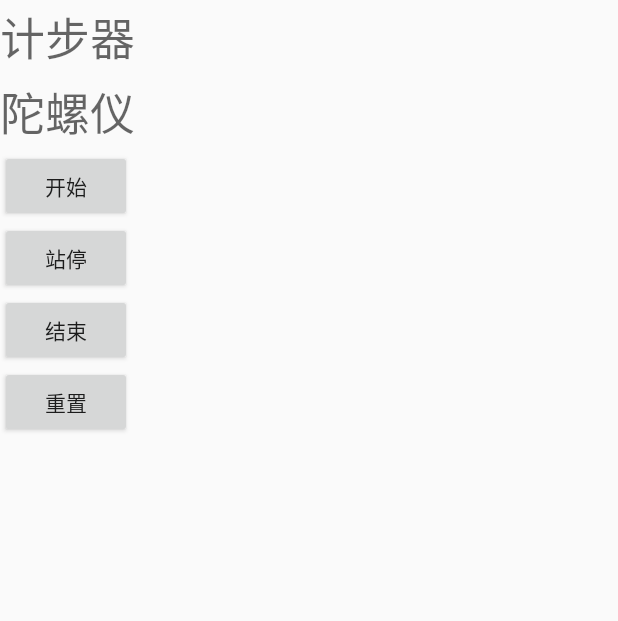
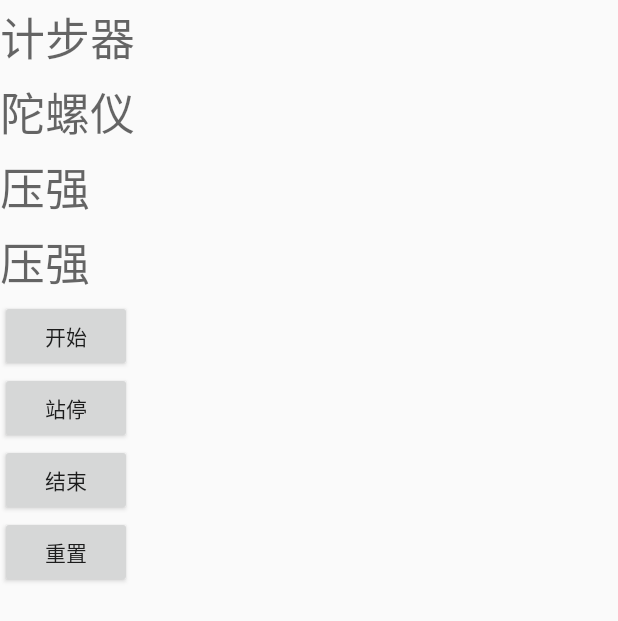
Before and after one commit to shizhongyu/sporttacker, an Android app: the screen it shows after launch (MainActivity), after a tap on "开始", on a phone screen of 412 x 824 dp. Shown: the top 621 px of the screen. Run offline under Robolectric (Android 15) with nearby library versions, the phone set to English and light mode, and no system bars; 2 statements that could not run were skipped.

Commit message:
android sporttracker

```diff
--- a/app/src/main/AndroidManifest.xml
+++ b/app/src/main/AndroidManifest.xml
@@ -2,6 +2,8 @@
 <manifest xmlns:android="http://schemas.android.com/apk/res/android"
     package="com.example.zhongyu.myapplication" >
 
+
+    <uses-permission android:name="android.permission.ACCESS_FINE_LOCATION"/>
     <application
         android:allowBackup="true"
         android:icon="@mipmap/ic_launcher"
--- a/app/src/main/java/com/example/zhongyu/myapplication/MainActivity.java
+++ b/app/src/main/java/com/example/zhongyu/myapplication/MainActivity.java
@@ -1,6 +1,8 @@
 package com.example.zhongyu.myapplication;
 
 import android.content.DialogInterface;
+import android.hardware.Sensor;
+import android.hardware.SensorManager;
 import android.os.Bundle;
 import android.os.Handler;
 import android.os.Message;
@@ -12,15 +14,20 @@ import android.widget.EditText;
 import android.widget.TextView;
 
 import com.tulipsport.android.common.logger.Log;
+import com.tulipsport.android.sporttracker.HeightListener;
+import com.tulipsport.android.sporttracker.HeightSensorManager;
 import com.tulipsport.android.sporttracker.StepListener;
 import com.tulipsport.android.sporttracker.StepSensorManager;
 
 
 public class MainActivity extends AppCompatActivity implements View.OnClickListener {
-
+    private static final String TAG = "MainActivity";
 
     private TextView testData;
     private TextView gyroscope;
+    private TextView tvPressure;
+    private TextView tvAltide;
+    private Sensor sensor = null;
 
     private Button startButton,
             suspendButton,
@@ -32,9 +39,13 @@ public class MainActivity extends AppCompatActivity implements View.OnClickListe
 
     private static final int CHANGE = 0X001;
     private static final int CHANGE2 = 0X002;
+    private static final int HEIGHT = 0X003;
+
 
     StepSensorManager stepDetectorSensorManager;
     StepSensorManager mockStepSensorManager;
+    HeightSensorManager heightDectorSensorManager;
+    private SensorManager mSensorManager = null;
 
     SdCardLogNode sdCardLogNode;
 
@@ -48,6 +59,9 @@ public class MainActivity extends AppCompatActivity implements View.OnClickListe
                     break;
                 case CHANGE2:
                     gyroscope.setText("" + msg.arg1);
+                    break;
+                case HEIGHT:
+                    tvPressure.setText(String.valueOf(msg.arg1));
                     break;
             }
         }
@@ -71,6 +85,7 @@ public class MainActivity extends AppCompatActivity implements View.OnClickListe
     private void senSor() {
         stepDetectorSensorManager = new StepSensorManager(MainActivity.this, StepSensorManager.STEP_DETECTOR_MODE_SYSTEM);
         mockStepSensorManager = new StepSensorManager(MainActivity.this, StepSensorManager.STEP_DETECTOR_MODE_MOCK);
+        heightDectorSensorManager = new HeightSensorManager(MainActivity.this, HeightSensorManager.HEIGHT_DETECTOR_MODE_SYSTEM);
 
         stepDetectorSensorManager.addStepListener(new StepListener() {
             @Override
@@ -93,11 +108,24 @@ public class MainActivity extends AppCompatActivity implements View.OnClickListe
                 handler.sendMessage(msg);
             }
         });
+
+
+        heightDectorSensorManager.addHeightListener(new HeightListener() {
+            @Override
+            public void onHeight(int height) {
+                Message msg = new Message();
+                msg.what = HEIGHT;
+                msg.arg1 = height;
+                handler.sendMessage(msg);
+            }
+        });
     }
 
     private void init() {
         gyroscope = (TextView) findViewById(R.id.gyroscope);
         testData = (TextView) findViewById(R.id.pedometer);
+        tvPressure = (TextView) findViewById(R.id.pressure);
+        tvAltide = (TextView) findViewById(R.id.atiuade);
         startButton = (Button) findViewById(R.id.start);
         suspendButton = (Button) findViewById(R.id.suspend);
         resetButton = (Button) findViewById(R.id.reset);
@@ -117,18 +145,22 @@ public class MainActivity extends AppCompatActivity implements View.OnClickListe
             case R.id.start:
                 stepDetectorSensorManager.start();
                 mockStepSensorManager.start();
+                heightDectorSensorManager.start();
                 sdCardLogNode.start();
                 break;
             case R.id.suspend:
                 stepDetectorSensorManager.stop();
                 mockStepSensorManager.stop();
+                heightDectorSensorManager.stop();
                 sdCardLogNode.stop();
                 break;
             case R.id.finish:
                 stepDetectorSensorManager.stop();
                 mockStepSensorManager.stop();
+                heightDectorSensorManager.stop();
                 stepDetectorSensorManager.reset();
                 mockStepSensorManager.reset();
+                heightDectorSensorManager.reset();
                 sdCardLogNode.stop();
 
                 final EditText editText = new EditText(this);
@@ -156,14 +188,18 @@ public class MainActivity extends AppCompatActivity implements View.OnClickListe
                 count = 0;
                 count2 = 0;
 
+
                 stepDetectorSensorManager.reset();
                 mockStepSensorManager.reset();
-
+                heightDectorSensorManager.reset();
                 testData.setText("0");
                 gyroscope.setText("0");
+                tvPressure.setText("0");
                 break;
             default:
                 break;
         }
     }
+
+
 }
--- a/app/src/main/res/layout/activity_main.xml
+++ b/app/src/main/res/layout/activity_main.xml
@@ -24,10 +24,6 @@
 
     <include layout="@layout/content_main"/>
 
-
-
-
-
     <android.support.design.widget.FloatingActionButton
         android:id="@+id/fab"
         android:layout_width="wrap_content"
--- a/app/src/main/res/layout/activity_test.xml
+++ b/app/src/main/res/layout/activity_test.xml
@@ -19,6 +19,22 @@
         android:hint = "陀螺仪"
         android:layout_width="match_parent"
         android:layout_height="50dp"/>
+
+    <TextView
+        android:id="@+id/pressure"
+        android:gravity="center_vertical"
+        android:textSize="30sp"
+        android:hint="压强"
+        android:layout_width="wrap_content"
+        android:layout_height="50dp" />
+
+    <TextView
+        android:id="@+id/atiuade"
+        android:gravity="center_vertical"
+        android:textSize="30sp"
+        android:hint="压强"
+        android:layout_width="wrap_content"
+        android:layout_height="50dp" />
 
     <Button
         android:id="@+id/start"
--- a/sporttracker/build.gradle
+++ b/sporttracker/build.gradle
@@ -18,7 +18,7 @@ model {
     android.ndk {
         moduleName = "sport-tracker"
         stl = "stlport_static"
-        abiFilters.add("armeabi")
+        //abiFilters.add("armeabi")
         ldLibs.addAll(["log"])
     }
 
--- /dev/null
+++ b/sporttracker/src/main/java/com/tulipsport/android/sporttracker/HeightListener.java
@@ -0,0 +1,9 @@
+package com.tulipsport.android.sporttracker;
+
+/**
+ * Created by zhongyu on 1/27/2016.
+ */
+public interface HeightListener {
+
+    void onHeight(int height);
+}
--- /dev/null
+++ b/sporttracker/src/main/java/com/tulipsport/android/sporttracker/HeightSensorManager.java
@@ -0,0 +1,82 @@
+package com.tulipsport.android.sporttracker;
+
+import android.content.Context;
+
+import java.util.ArrayList;
+import java.util.Arrays;
+import java.util.List;
+
+/**
+ * Created by zhongyu on 1/27/2016.
+ */
+public class HeightSensorManager implements HeightListener, IHeightDetector {
+
+    public static final int HEIGHT_DETECTOR_MODE_SYSTEM = 1;
+    public static final int HEIGHT_DETECTOR_MODE_GPS = 1 << 1;
+    public static final int HEIGHT_DETECTOR_MODE_AUTO = HEIGHT_DETECTOR_MODE_GPS | HEIGHT_DETECTOR_MODE_SYSTEM;
+
+    private static final String TAG = "HeightSensorManager";
+    IHeightDetector heightDetector;
+    private List<HeightListener> heightListeners = new ArrayList<>();
+
+    public HeightSensorManager(Context context) {
+        this(context, HEIGHT_DETECTOR_MODE_AUTO);
+    }
+
+    public HeightSensorManager(Context context, int mode) {
+        int supportMode = HEIGHT_DETECTOR_MODE_GPS;
+
+        supportMode |= HEIGHT_DETECTOR_MODE_SYSTEM;
+
+        if ((supportMode & mode) == 0) {
+            mode = HEIGHT_DETECTOR_MODE_GPS;
+        }
+
+        switch (mode) {
+            case HEIGHT_DETECTOR_MODE_SYSTEM:
+                heightDetector = new SystemHeightDetector(context, this);
+                break;
+            case HEIGHT_DETECTOR_MODE_GPS:
+                heightDetector = new GpsHeightDetector(context, this);
+                break;
+            default:
+                break;
+        }
+    }
+
+    @Override
+    public void onHeight(int height) {
+        if(heightListeners != null) {
+            int count = heightListeners.size();
+            for (int i = 0; i < count; i++) {
+                heightListeners.get(i).onHeight(height);
+            }
+        }
+     }
+
+    @Override
+    public void start() {
+        heightDetector.start();
+    }
+
+    @Override
+    public void reset() {
+        heightDetector.reset();
+    }
+
+    @Override
+    public void stop() {
+        heightDetector.stop();
+    }
+
+    @Override
+    public int getHeight() {
+        return heightDetector.getHeight();
+    }
+
+    public void addHeightListener(HeightListener... heightListeners) {
+        this.heightListeners.addAll(Arrays.asList(heightListeners));
+    }
+
+
+}
--- /dev/null
+++ b/sporttracker/src/main/java/com/tulipsport/android/sporttracker/IHeightDetector.java
@@ -0,0 +1,15 @@
+package com.tulipsport.android.sporttracker;
+
+/**
+ * Created by zhongyu on 1/27/2016.
+ */
+public interface IHeightDetector {
+
+    void start();
+
+    void reset();
+
+    void stop();
+
+    int getHeight();
+}
--- a/sporttracker/src/main/java/com/tulipsport/android/sporttracker/MockStepDetector.java
+++ b/sporttracker/src/main/java/com/tulipsport/android/sporttracker/MockStepDetector.java
@@ -12,7 +12,6 @@ import android.content.Context;
 import android.hardware.Sensor;
 import android.hardware.SensorEvent;
 import android.hardware.SensorEventListener;
-import android.util.Log;
 
 public class MockStepDetector implements IStepDetector, SensorEventListener, StepListener {
 
@@ -55,7 +54,6 @@ public class MockStepDetector implements IStepDetector, SensorEventListener, Ste
 
     @Override
     public void onSensorChanged(SensorEvent event) {
-        Log.d(TAG, "----" + event.values[0] + "," + event.values[1] + "," + event.values[2]);
         if (mockStepRecognizer != null) {
             mockStepRecognizer.onSensorChanged(event);
         }
--- /dev/null
+++ b/sporttracker/src/main/java/com/tulipsport/android/sporttracker/SystemHeightDetector.java
@@ -0,0 +1,70 @@
+package com.tulipsport.android.sporttracker;
+
+import android.content.Context;
+import android.hardware.Sensor;
+import android.hardware.SensorEvent;
+import android.hardware.SensorEventListener;
+import android.hardware.SensorManager;
+import android.util.Log;
+
+/**
+ * Created by zhongyu on 1/27/2016.
+ */
+public class SystemHeightDetector implements SensorEventListener, IHeightDetector {
+    private static final String TAG = "SystemHeightDetector";
+
+    SensorManager sensorManager = null;
+    Sensor sensor;
+    HeightListener heightListener;
+    int height = 0;
+
+    public SystemHeightDetector(Context context, HeightListener heightListener) {
+        this.heightListener = heightListener;
+
+        sensorManager = (SensorManager) context.getSystemService(Context.SENSOR_SERVICE);
+
+        sensor = sensorManager.getDefaultSensor(Sensor.TYPE_PRESSURE);
+    }
+
+    @Override
+    public void start() {
+        final boolean batchMode = sensorManager.registerListener(
+                this, sensor, SensorManager.SENSOR_DELAY_NORMAL);
+
+        if (!batchMode) {
+            Log.w(TAG, "Could not register sensor listener in batch mode, " +
+                    "falling back to continuous mode.");
+        }
+    }
+
+    @Override
+    public void reset() {
+        stop();
+    }
+
+    @Override
+    public void stop() {
+        sensorManager.unregisterListener(this);
+    }
+
+    @Override
+    public int getHeight() {
+        return height;
+    }
+
+
+    @Override
+    public void onSensorChanged(SensorEvent event) {
+        if (event.sensor.getType() == Sensor.TYPE_PRESSURE) {
+            height = (int) event.values[0];
+            if(heightListener != null) {
+                heightListener.onHeight(height);
+            }
+        }
+    }
+
+    @Override
+    public void onAccuracyChanged(Sensor sensor, int accuracy) {
+
+    }
+}
```
Also changed, not shown: sporttracker/src/main/java/com/tulipsport/android/sporttracker/GpsHeightDetector.java (added, +62 -0 lines), sporttracker/src/main/java/com/tulipsport/android/sporttracker/IGpsHeightRecognizer.java (added, +11 -0 lines).
